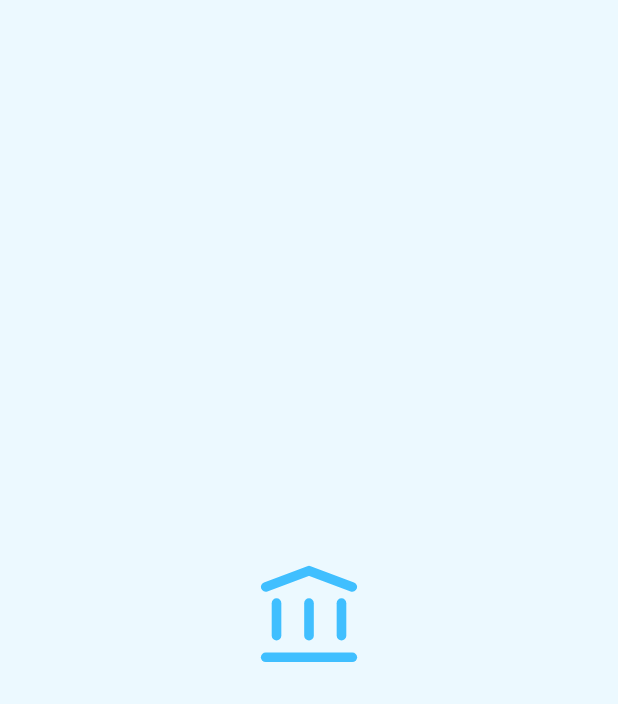
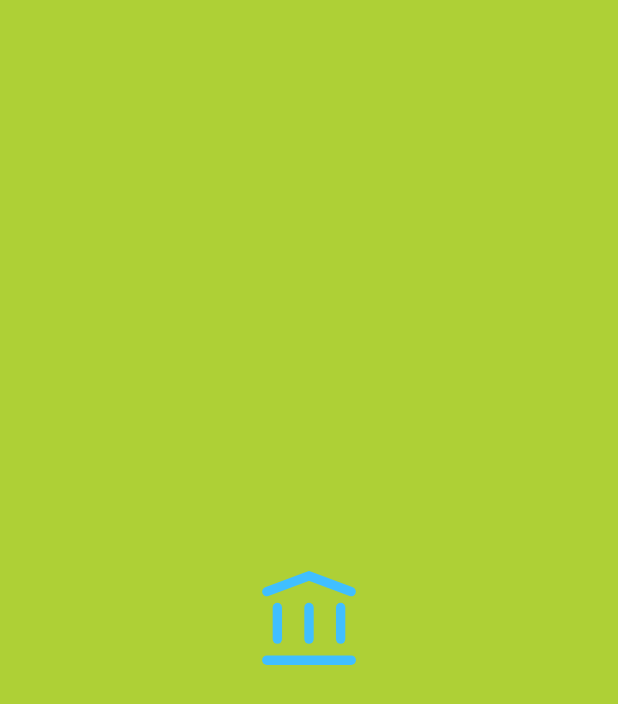
Before and after one commit to vipinmtvipin/flutter_getX_clean_architecture, a Flutter app: the SplashScreen screen opened by its route, on a phone screen of 412 x 824 dp. Shown: the top 704 px of the screen. Run offline on Flutter 3.47's test engine with Material 2 defaults, Android fonts, the phone set to English and light mode, and no system bars; our stand-ins replace cached_network_image, connectivity_plus, device_info_plus, dio, flutter_native_splash, flutter_spinkit and 5 more; accounts and stored records are empty.

Commit message:
responsive_ui_added

```diff
--- a/lib/config.dart
+++ b/lib/config.dart
@@ -8,7 +8,7 @@ Map<String, String> get environmentHost {
   //  bool isProd =  kReleaseMode;
 
   /// use this command to run the application
-  // flutter run --dart-define=ENVIRONMENT=staging
+  //  flutter run --dart-define=ENVIRONMENT=staging
   //  flutter run --release --dart-define=ENVIRONMENT=production
 
   const env = String.fromEnvironment("ENVIRONMENT", defaultValue: "production");
--- a/lib/core/constants/constants.dart
+++ b/lib/core/constants/constants.dart
@@ -7,7 +7,7 @@ import '../../config.dart' show environmentHost;
 class NetworkKeys {
   NetworkKeys._();
 
-  static String base_url = environmentHost[StringKeys.base_url] ?? "";
+  static String base_url = environmentHost[StringKeys.base_url]!;
 
   static const String login = '/auth/login';
   static const String products = '/products';
--- a/lib/core/routes/app_routes.dart
+++ b/lib/core/routes/app_routes.dart
@@ -19,7 +19,7 @@ class AppRoutes {
   static List<GetPage> pages = [
     GetPage(
       name: splashScreen,
-      page: () => const SplashScreen(),
+      page: () => SplashScreen(),
       bindings: [
         SplashBinding(),
       ],
@@ -27,7 +27,7 @@ class AppRoutes {
 
     GetPage(
       name: loginScreen,
-      page: () => const LoginScreen(),
+      page: () =>  LoginScreen(),
       bindings: [
         LoginBinding(),
       ],
@@ -43,7 +43,7 @@ class AppRoutes {
 
     GetPage(
       name: initialRoute,
-      page: () => const SplashScreen(),
+      page: () =>  SplashScreen(),
       bindings: [
         SplashBinding(),
       ],
--- a/lib/core/utils/device_info.dart
+++ b/lib/core/utils/device_info.dart
@@ -1,11 +1,8 @@
-/*
- * Copyright (c) 2021, Vipin.
- */
+
 
 import 'dart:io';
 
 import 'package:device_info_plus/device_info_plus.dart';
-
 
 
 class DeviceInfo {
--- a/lib/core/utils/image_constant.dart
+++ b/lib/core/utils/image_constant.dart
@@ -7,5 +7,4 @@ class ImageConstant {
   static String imgAirplane = 'assets/images/img_airplane.svg';
 
 
-
 }
--- a/lib/presentation/splash_screen/splash_screen.dart
+++ b/lib/presentation/splash_screen/splash_screen.dart
@@ -1,3 +1,4 @@
+import 'package:get/get.dart';
 import 'package:get/get_state_manager/src/simple/get_view.dart';
 
 import '../../core/theme/color_constant.dart';
@@ -10,50 +11,52 @@ import 'controller/splash_controller.dart';
 import 'package:flutter/material.dart';
 
 
-class SplashScreen extends GetWidget<SplashController> {
-  const SplashScreen({super.key});
+class SplashScreen extends GetResponsiveView<SplashController> {
+   SplashScreen({super.key});
+   var splashController = Get.find<SplashController>();
+
+@override
+  Widget? phone() {
+  return buildSplash();
+  }
 
   @override
-  Widget build(BuildContext context) {
+  Widget? desktop() {
+    return buildSplash();
+  }
+
+  @override
+  Widget? tablet() {
+    return buildSplash();
+  }
+
+  @override
+  Widget? watch() {
+    return buildSplash();
+  }
+
+
+  Widget buildSplash() {
     return SafeArea(
       child: Scaffold(
-        backgroundColor: ColorConstant.lightBlue,
-        body: Responsive(
-          mobile: mobileSplashView(),
-          desktop: webSplashView(),
-          tablet: mobileSplashView(),
-          //tablet: body(),
-        ),
+        backgroundColor: screen.responsiveValue(
+                         desktop: ColorConstant.light_gray,
+                         tablet: ColorConstant.light_green,
+                         mobile: ColorConstant.light_green,
+                         watch: ColorConstant.white_light),
+        body: splashView()
       ),
     );
   }
 
-  Widget mobileSplashView() {
-    return SizedBox(
-        width: double.maxFinite,
-        child: Column(
-            mainAxisAlignment: MainAxisAlignment.center,
-            children: [
-              CustomImageView(
-                  svgPath: ImageConstant.imgHome,
-                  height: getSize(72),
-                  width: getSize(72),
-                  margin: getMargin(bottom: 5))
-            ]));
-  }
-
-  Widget webSplashView() {
-    return SizedBox(
-        width: double.maxFinite,
-        child: Column(
-            mainAxisAlignment: MainAxisAlignment.center,
-            children: [
-              CustomImageView(
-                  svgPath: ImageConstant.imgHome,
-                  height: getSize(52),
-                  width: getSize(82),
-                  margin: const EdgeInsets.all(10),)
-            ]));
+  Widget splashView() {
+    return Center(
+      child: CustomImageView(
+          svgPath: ImageConstant.imgHome,
+          height: getSize(70),
+          width:  getSize(70),
+          margin: getMargin(all: 5)),
+    );
   }
 
 }
```
